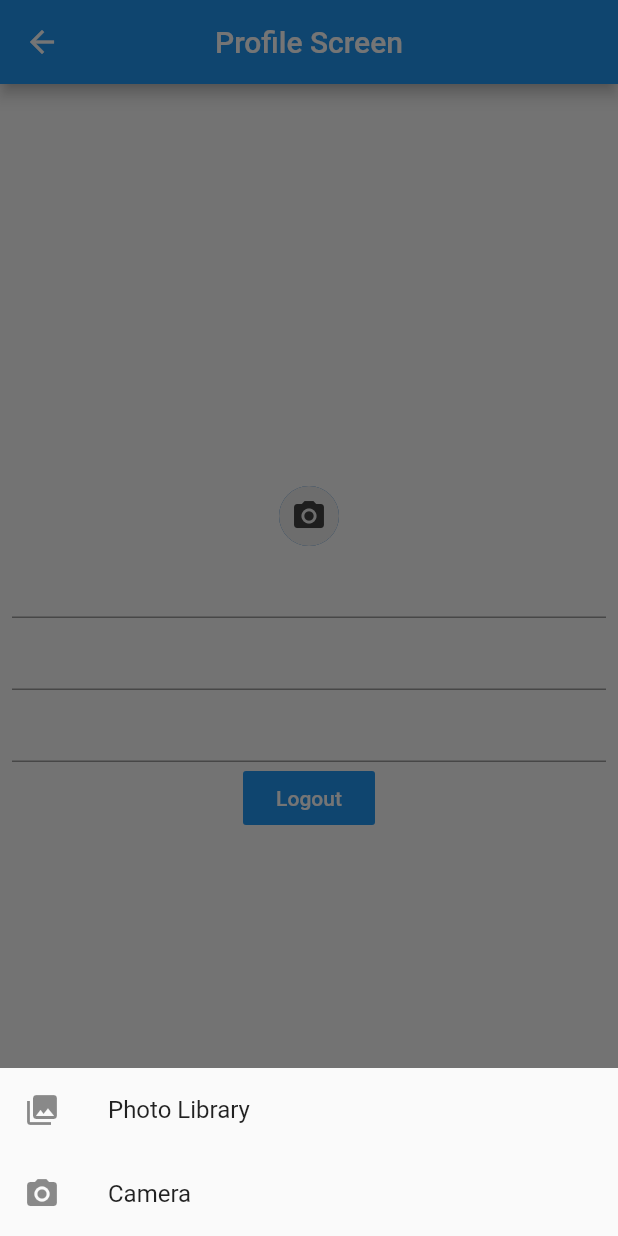
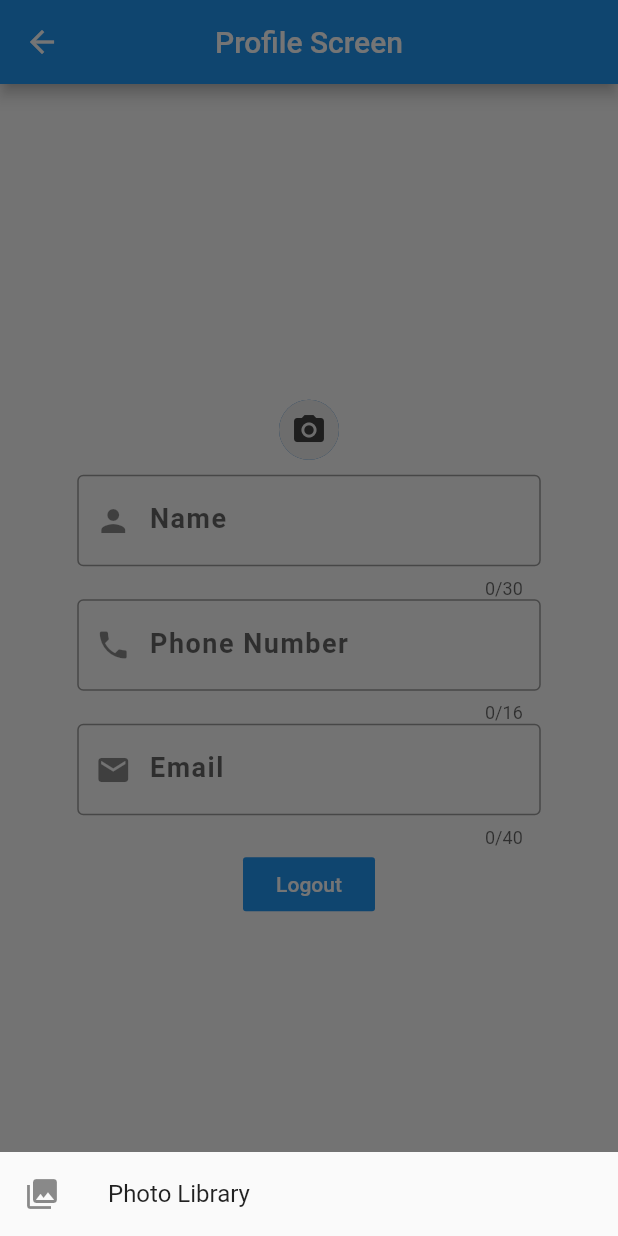
Before and after one commit to garimak64/practical_sevenbits, a Flutter app: the ProfileScreen screen opened directly, after a tap on the "camera alt" icon, on a phone screen of 412 x 824 dp. Run offline on Flutter 3.47's test engine with Material 2 defaults, Android fonts, the phone set to English and light mode, and no system bars; our stand-ins replace country_code_picker, firebase_auth, firebase_core, image_picker; accounts and stored records are empty.

Commit message:
Fixed image picker issues

```diff
--- a/lib/profile_screen.dart
+++ b/lib/profile_screen.dart
@@ -24,14 +24,18 @@ class _ProfileScreenState extends State<ProfileScreen> {
         ),
         body: Padding(
           padding: const EdgeInsets.all(8.0),
+          child: Center(
             child: Column(
               mainAxisAlignment: MainAxisAlignment.center,
               children: <Widget>[
                 GestureDetector(
                   onTap: () => _showPicker(context),
+                  child: Padding(
+                    padding: const EdgeInsets.only(bottom: 10.0),
                     child: CircleAvatar(
-                  child: _image!=null ? ClipRRect(
-                      borderRadius: BorderRadius.circular(50),
+                      child: _image != null
+                          ? ClipRRect(
+                              borderRadius: BorderRadius.circular(100),
                               child: Image.file(
                                 File(_image.path),
                                 width: 100,
@@ -43,8 +47,8 @@ class _ProfileScreenState extends State<ProfileScreen> {
                               decoration: BoxDecoration(
                                   color: Colors.grey[200],
                                   borderRadius: BorderRadius.circular(100)),
-                      width: 100,
-                      height: 100,
+                              width: 150,
+                              height: 150,
                               child: Icon(
                                 Icons.camera_alt,
                                 color: Colors.grey[800],
@@ -52,16 +56,69 @@ class _ProfileScreenState extends State<ProfileScreen> {
                             ),
                     ),
                   ),
-              TextField(
+                ),
+                Container(
+                  width: MediaQuery.of(context).size.width * 0.75,
+                  child: TextField(
                     controller: _nameController,
+                    decoration: InputDecoration(
+                        labelText: 'Name',
+                        labelStyle: TextStyle(letterSpacing: 1.0),
+                        prefixIcon: Icon(Icons.person),
+                        border: OutlineInputBorder(),
+                        focusColor: Colors.blue,
+                        hintText: "Enter your name"),
+                    style: TextStyle(
+                        fontSize: 18.0,
+                        fontWeight: FontWeight.w600),
+                    maxLength: 30,
+                    maxLines: 1,
+                    maxLengthEnforced: true,
+                    // Only numbers can be entered
                   ),
-              TextField(
+                ),
+                Container(
+                  width: MediaQuery.of(context).size.width * 0.75,
+                  child: TextField(
                     controller: _mobileNumberController,
+                    decoration: InputDecoration(
+                        labelText: 'Phone Number',
+                        labelStyle: TextStyle(letterSpacing: 1.0),
+                        prefixIcon: Icon(Icons.phone),
+                        border: OutlineInputBorder(),
+                        focusColor: Colors.blue,
+                        hintText: "Enter your number"),
                     keyboardType: TextInputType.phone,
+                    style: TextStyle(
+
+                        fontSize: 18.0,
+                        fontWeight: FontWeight.w600),
+                    maxLength: 16,
+                    maxLines: 1,
+                    maxLengthEnforced: true,
+                    // Only numbers can be entered
                   ),
-              TextField(
+                ),
+                Container(
+                  width: MediaQuery.of(context).size.width * 0.75,
+                  child: TextField(
                     controller: _mailAddressController,
+                    decoration: InputDecoration(
+                        labelText: 'Email',
+                        labelStyle: TextStyle(letterSpacing: 1.0),
+                        prefixIcon: Icon(Icons.email),
+                        border: OutlineInputBorder(),
+                        focusColor: Colors.blue,
+                        hintText: "Enter your email"),
                     keyboardType: TextInputType.emailAddress,
+                    style: TextStyle(
+                        fontSize: 18.0,
+                        fontWeight: FontWeight.w600),
+                    maxLength: 40,
+                    maxLines: 1,
+                    maxLengthEnforced: true,
+                    // Only numbers can be entered
+                  ),
                 ),
                 FlatButton(
                   child: Text("Logout"),
@@ -72,6 +129,7 @@ class _ProfileScreenState extends State<ProfileScreen> {
                   },
                 )
               ],
+            ),
           ),
         ));
   }
@@ -91,14 +149,6 @@ class _ProfileScreenState extends State<ProfileScreen> {
                         _imgFromGallery();
                         Navigator.of(context).pop();
                       }),
-                  new ListTile(
-                    leading: new Icon(Icons.photo_camera),
-                    title: new Text('Camera'),
-                    onTap: () {
-                      _imgFromCamera();
-                      Navigator.of(context).pop();
-                    },
-                  ),
                 ],
               ),
             ),
@@ -106,19 +156,9 @@ class _ProfileScreenState extends State<ProfileScreen> {
         });
   }
 
-  _imgFromCamera() async {
-    final image = await ImagePicker().getImage(
-        source: ImageSource.camera, imageQuality: 50);
-
-    setState(() {
-     _image = image;
-    });
-  }
-
   _imgFromGallery() async {
-    PickedFile image = await ImagePicker().getImage(
-        source: ImageSource.gallery, imageQuality: 50);
-
+    PickedFile image = await ImagePicker()
+        .getImage(source: ImageSource.gallery, imageQuality: 50);
     setState(() {
       _image = image;
     });
```
Also changed, not shown: 2 other files. Lines whose indentation alone changed are shown as unchanged.
